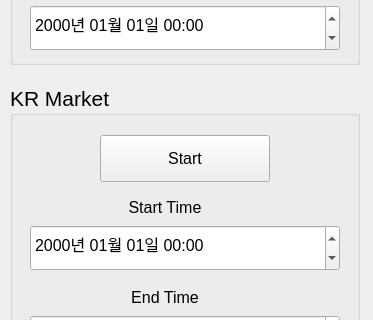
Before: the Qt Designer form pm/templates/main.ui in LeoHNLee/portfolio_manager, drawn with Qt 5; both pictures show x 0 to 373 and y 355 to 675 of the 373 by 762 pixel window.
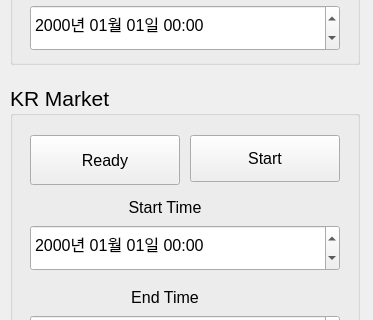
After: the same form once the commit is applied.

Commit message: feat: kr_market not in loop

```diff
--- a/pm/templates/main.ui
+++ b/pm/templates/main.ui
@@ -273,9 +273,9 @@
     <widget class="QPushButton" name="KRStart_pb">
      <property name="geometry">
       <rect>
-       <x>90</x>
+       <x>180</x>
        <y>50</y>
-       <width>170</width>
+       <width>150</width>
        <height>47</height>
       </rect>
      </property>
@@ -312,6 +312,24 @@
       <bool>false</bool>
      </property>
     </widget>
+    <widget class="QPushButton" name="KRReady_pb">
+     <property name="geometry">
+      <rect>
+       <x>20</x>
+       <y>50</y>
+       <width>150</width>
+       <height>50</height>
+      </rect>
+     </property>
+     <property name="font">
+      <font>
+       <pointsize>12</pointsize>
+      </font>
+     </property>
+     <property name="text">
+      <string>Ready</string>
+     </property>
+    </widget>
    </widget>
    <widget class="QCheckBox" name="Backup_cb">
     <property name="geometry">
```
The commit also changes 2 other files.
